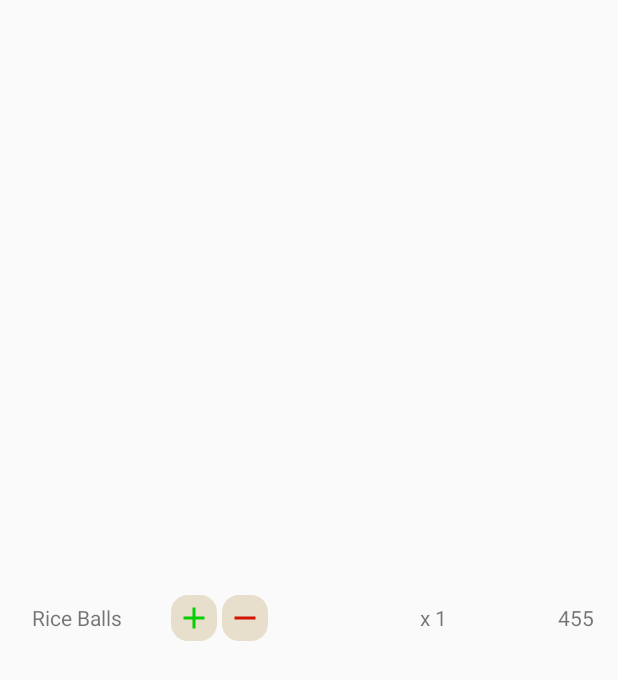
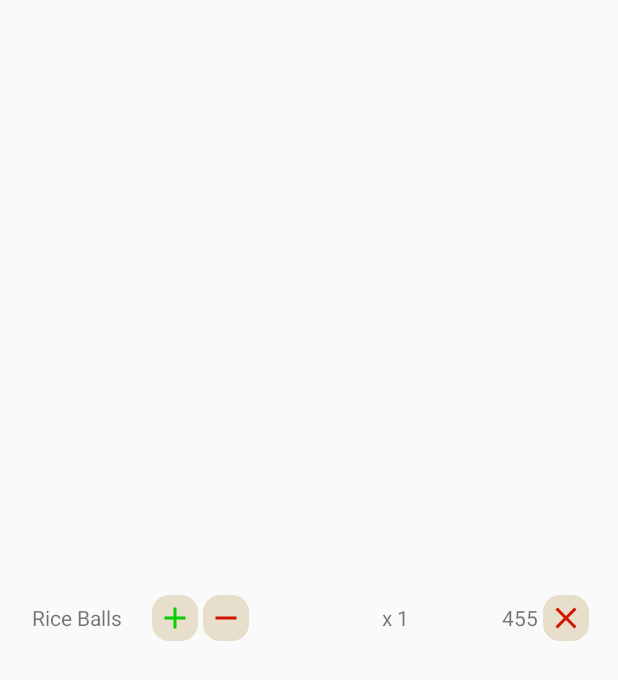
Before and after one commit to itzbernoulli/foodapp, an Android app: the layout item_my_meal.xml on its own in the app's theme, with its tools: preview values and no code run, on a phone screen of 412 x 824 dp. Shown: the top 680 px of the screen. Run offline under Robolectric (Android 15) with nearby library versions, the phone set to English and light mode, and no system bars.

```diff
--- a/app/build.gradle
+++ b/app/build.gradle
@@ -7,8 +7,8 @@ android {
         applicationId "com.oyinloyeayodeji.www.foodapp"
         minSdkVersion 16
         targetSdkVersion 25
-        versionCode 1
-        versionName "1.0"
+        versionCode 2
+        versionName "1.2"
         testInstrumentationRunner "android.support.test.runner.AndroidJUnitRunner"
     }
     buildTypes {
--- a/app/src/main/java/com/oyinloyeayodeji/www/foodapp/Objects/Food.java
+++ b/app/src/main/java/com/oyinloyeayodeji/www/foodapp/Objects/Food.java
@@ -13,6 +13,10 @@ public class Food implements Serializable{
     private String mDescription;
     private int mAmount;
     private int mQuantity;
+
+    public void setmQuantity(int mQuantity) {
+        this.mQuantity = mQuantity;
+    }
 
     public Food(){}
 
--- /dev/null
+++ b/app/src/main/res/drawable/ic_close.xml
@@ -0,0 +1,9 @@
+<vector xmlns:android="http://schemas.android.com/apk/res/android"
+        android:width="24dp"
+        android:height="24dp"
+        android:viewportWidth="24.0"
+        android:viewportHeight="24.0">
+    <path
+        android:fillColor="#d21502"
+        android:pathData="M19,6.41L17.59,5 12,10.59 6.41,5 5,6.41 10.59,12 5,17.59 6.41,19 12,13.41 17.59,19 19,17.59 13.41,12z"/>
+</vector>
--- a/app/src/main/res/layout/item_my_meal.xml
+++ b/app/src/main/res/layout/item_my_meal.xml
@@ -51,4 +51,14 @@
         tools:text="455"
         android:layout_gravity="center_vertical"
         android:id="@+id/selected_food_amount"/>
+
+    <TextView
+        android:layout_width="wrap_content"
+        android:layout_height="wrap_content"
+        android:padding="3dp"
+        android:layout_margin="3dp"
+        android:layout_gravity="center_vertical"
+        android:background="@drawable/rectangle_border"
+        android:drawableLeft="@drawable/ic_close"
+        android:id="@+id/delete_item"/>
 </LinearLayout>
--- a/build.gradle
+++ b/build.gradle
@@ -5,7 +5,7 @@ buildscript {
         jcenter()
     }
     dependencies {
-        classpath 'com.android.tools.build:gradle:2.2.3'
+        classpath 'com.android.tools.build:gradle:2.3.3'
         classpath 'com.google.gms:google-services:3.0.0'
         // NOTE: Do not place your application dependencies here; they belong
         // in the individual module build.gradle files
```
Also changed, not shown: app/src/main/java/com/oyinloyeayodeji/www/foodapp/Adapters/OrderAdapter.java (+19 -18 lines), app/src/main/java/com/oyinloyeayodeji/www/foodapp/MyMealsActivity.java (+12 -3 lines), gradle/wrapper/gradle-wrapper.properties, 1 other file.
